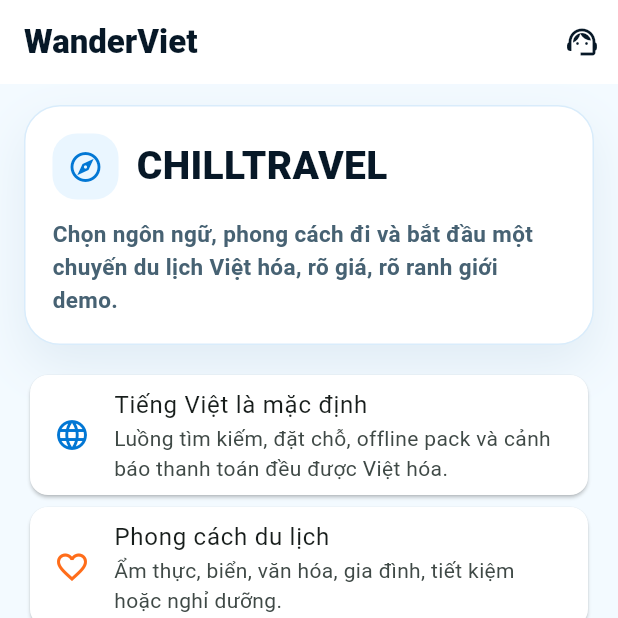
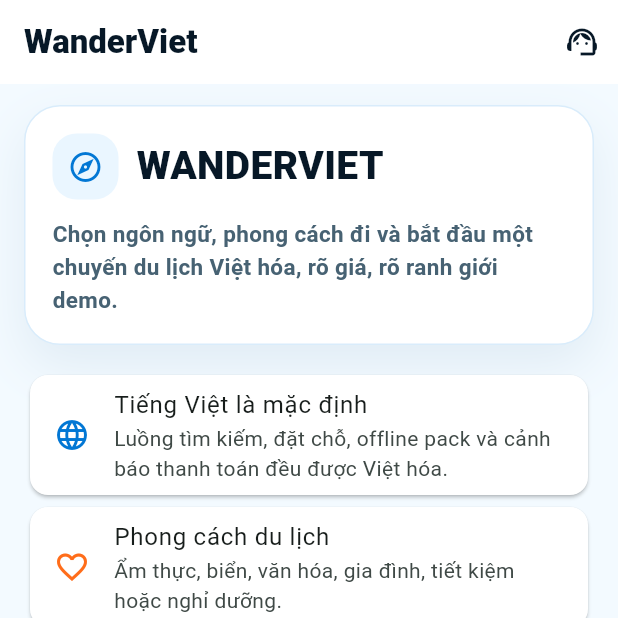
Before and after one commit to JasonTM17/ChillTravel_NextJS, a Flutter app: the screen it shows after launch, on a phone screen of 412 x 824 dp, the top half of it. Run offline on Flutter 3.47's test engine with Material 3 defaults, Android fonts, the phone set to English and light mode, and no system bars; our stand-ins replace dio, flutter_riverpod, go_router.

Commit message:
chore(mobile): rename package from chilltravel to wanderviet
- Update pubspec.yaml package name and description
- Replace all import paths in widget_test.dart
- Rename app title and API env var across mobile source

```diff
--- a/apps/mobile/lib/src/app.dart
+++ b/apps/mobile/lib/src/app.dart
@@ -39,7 +39,7 @@
   @override
   Widget build(BuildContext context) {
     return MaterialApp.router(
-      title: 'CHILLTRAVEL',
+      title: 'WANDERVIET',
       theme: ThemeData(
         colorScheme: ColorScheme.fromSeed(seedColor: const Color(0xFF0F8B7B)),
         useMaterial3: true,
--- a/apps/mobile/lib/src/core/api/vietwander_api_client.dart
+++ b/apps/mobile/lib/src/core/api/vietwander_api_client.dart
@@ -14,7 +14,7 @@ final dioProvider = Provider<Dio>((ref) {
   final dio = Dio(
     BaseOptions(
       baseUrl: const String.fromEnvironment(
-        'CHILLTRAVEL_API_BASE_URL',
+        'WANDERVIET_API_BASE_URL',
         defaultValue: 'http://localhost:3000/api',
       ),
       connectTimeout: const Duration(seconds: 5),
--- a/apps/mobile/lib/src/features/onboarding_screen.dart
+++ b/apps/mobile/lib/src/features/onboarding_screen.dart
@@ -8,7 +8,7 @@ class OnboardingScreen extends StatelessWidget {
   @override
   Widget build(BuildContext context) {
     return const TravelPageShell(
-      title: 'CHILLTRAVEL',
+      title: 'WANDERVIET',
       subtitle:
           'Chọn ngôn ngữ, phong cách đi và bắt đầu một chuyến du lịch Việt hóa, rõ giá, rõ ranh giới demo.',
       nextRoute: '/home',
--- a/apps/mobile/pubspec.yaml
+++ b/apps/mobile/pubspec.yaml
@@ -1,5 +1,5 @@
-name: chilltravel
-description: CHILLTRAVEL Flutter mobile app with local-first travel intelligence.
+name: wanderviet
+description: WanderViet Flutter mobile app with local-first travel intelligence.
 publish_to: none
 version: 0.1.0+1
 
```
Also changed, not shown: 1 other file.
